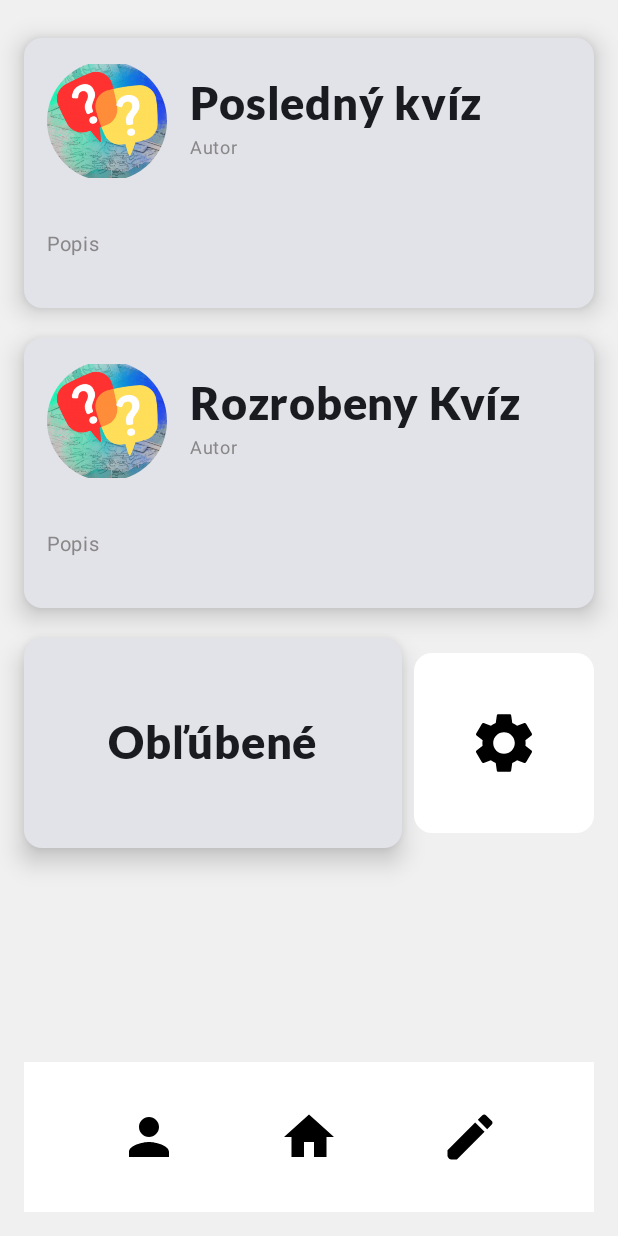
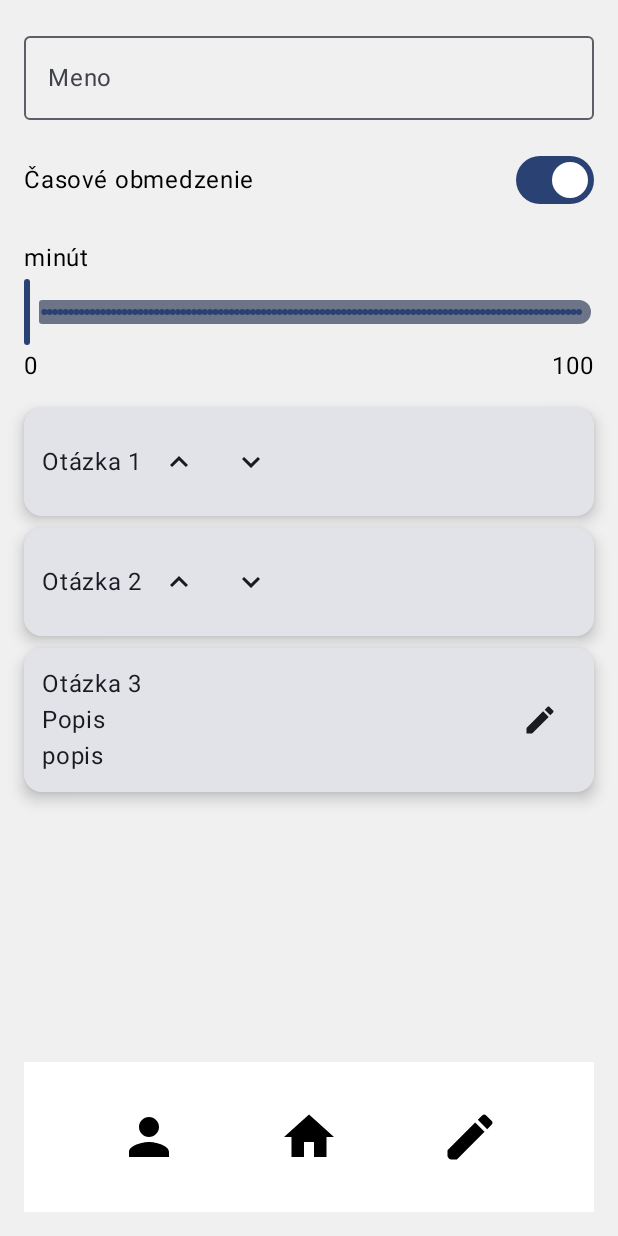
Before and after one commit to Baltazar3334/Semestralka_VAMZ, an Android app built with Jetpack Compose: the screen it shows after launch (MainActivity), after a tap on "Favorites", on a phone screen of 412 x 824 dp. Run offline under Robolectric (Android 15) with nearby library versions, the phone set to English and light mode, and no system bars.

Commit message:
vytvorene dalsie dve obrazovky edit a storage len template este nefunguju

```diff
--- /dev/null
+++ b/app/src/main/java/QuizScreen.kt
@@ -0,0 +1,140 @@
+import androidx.compose.foundation.background
+import androidx.compose.foundation.layout.Arrangement
+import androidx.compose.foundation.layout.Column
+import androidx.compose.foundation.layout.Row
+import androidx.compose.foundation.layout.fillMaxSize
+import androidx.compose.foundation.layout.fillMaxWidth
+import androidx.compose.foundation.layout.padding
+import androidx.compose.foundation.shape.RoundedCornerShape
+import androidx.compose.material.icons.Icons
+import androidx.compose.material.icons.filled.Edit
+import androidx.compose.material.icons.filled.KeyboardArrowDown
+import androidx.compose.material.icons.filled.KeyboardArrowUp
+import androidx.compose.material3.Card
+import androidx.compose.material3.CardDefaults
+import androidx.compose.material3.Icon
+import androidx.compose.material3.IconButton
+import androidx.compose.material3.OutlinedTextField
+import androidx.compose.material3.Slider
+import androidx.compose.material3.Switch
+import androidx.compose.material3.Text
+import androidx.compose.runtime.Composable
+import androidx.compose.ui.Alignment
+import androidx.compose.ui.Modifier
+import androidx.compose.ui.graphics.Color
+import androidx.compose.ui.unit.dp
+import com.example.semestralka_vamz.BottomNavigationBar
+
+@Composable
+fun CreateQuizScreen(onEditClick: () -> Unit, onHomeClick: () -> Unit, onStorageClick: () -> Unit) {
+    Column(
+        modifier = Modifier
+            .fillMaxSize()
+            .background(Color(0xFFF0F0F0))
+            .padding(16.dp),
+        verticalArrangement = Arrangement.SpaceBetween
+    ) {
+        Column(
+            verticalArrangement = Arrangement.spacedBy(16.dp)
+        ) {
+            // Meno
+            OutlinedTextField(
+                value = "",
+                onValueChange = {},
+                label = { Text("Meno") },
+                placeholder = { Text("...") },
+                modifier = Modifier.fillMaxWidth()
+            )
+
+            // Časové obmedzenie
+            Row(
+                verticalAlignment = Alignment.CenterVertically,
+                horizontalArrangement = Arrangement.SpaceBetween,
+                modifier = Modifier.fillMaxWidth()
+            ) {
+                Text("Časové obmedzenie")
+                Switch(checked = true, onCheckedChange = {})
+            }
+
+            // Slider na minúty
+            Column {
+                Text("minút")
+                Slider(
+                    value = 0f,
+                    onValueChange = {},
+                    valueRange = 0f..100f,
+                    steps = 100,
+                    modifier = Modifier.fillMaxWidth()
+                )
+                Row(
+                    modifier = Modifier.fillMaxWidth(),
+                    horizontalArrangement = Arrangement.SpaceBetween
+                ) {
+                    Text("0")
+                    Text("100")
+                }
+            }
+
+            // Otázky
+            Column(
+                verticalArrangement = Arrangement.spacedBy(8.dp)
+            ) {
+                QuestionItem("Otázka 1")
+                QuestionItem("Otázka 2")
+                QuestionItemWithDescription("Otázka 3", "Popis", "popis")
+            }
+        }
+
+        // Bottom navigation
+        BottomNavigationBar(onEditClick = onEditClick, onHomeClick = onHomeClick, onStorageClick = onStorageClick)
+    }
+}
+
+    @Composable
+fun QuestionItem(title: String) {
+    Card(
+        modifier = Modifier.fillMaxWidth(),
+        shape = RoundedCornerShape(12.dp),
+        elevation = CardDefaults.cardElevation(6.dp)
+    ) {
+        Row(
+            verticalAlignment = Alignment.CenterVertically,
+            modifier = Modifier.padding(12.dp)
+        ) {
+            Text(title)
+            IconButton(onClick = { /* Move up */ }) {
+                Icon(Icons.Default.KeyboardArrowUp, contentDescription = "Move up")
+            }
+            IconButton(onClick = { /* Delete */ }) {
+                Icon(Icons.Default.KeyboardArrowDown, contentDescription = "Delete")
+            }
+        }
+    }
+}
+
+@Composable
+fun QuestionItemWithDescription(title: String, popis1: String, popis2: String) {
+    Card(
+        modifier = Modifier.fillMaxWidth(),
+        shape = RoundedCornerShape(12.dp),
+        elevation = CardDefaults.cardElevation(6.dp)
+    ) {
+        Column(
+            modifier = Modifier.padding(12.dp)
+        ) {
+            Row(
+                verticalAlignment = Alignment.CenterVertically,
+                modifier = Modifier.fillMaxWidth()
+            ) {
+                Column(modifier = Modifier.weight(1f)) {
+                    Text(title)
+                    Text(popis1)
+                    Text(popis2)
+                }
+                IconButton(onClick = { /* Download */ }) {
+                    Icon(Icons.Default.Edit, contentDescription = "Download")
+                }
+            }
+        }
+    }
+}
--- a/app/src/main/java/com/example/semestralka_vamz/MainActivity.kt
+++ b/app/src/main/java/com/example/semestralka_vamz/MainActivity.kt
@@ -1,5 +1,7 @@
 package com.example.semestralka_vamz
 
+import CreateQuizScreen
+import QuizStorageScreen
 import android.os.Bundle
 import androidx.activity.ComponentActivity
 import androidx.activity.compose.setContent
@@ -11,21 +13,17 @@ import androidx.compose.foundation.layout.Box
 import androidx.compose.foundation.layout.Column
 import androidx.compose.foundation.layout.Row
 import androidx.compose.foundation.layout.Spacer
-import androidx.compose.foundation.layout.WindowInsets
 import androidx.compose.foundation.layout.fillMaxSize
 import androidx.compose.foundation.layout.fillMaxWidth
 import androidx.compose.foundation.layout.height
 import androidx.compose.foundation.layout.padding
 import androidx.compose.foundation.layout.size
-import androidx.compose.foundation.layout.systemBars
 import androidx.compose.foundation.layout.width
 import androidx.compose.foundation.shape.CircleShape
 import androidx.compose.foundation.shape.RoundedCornerShape
 import androidx.compose.material.icons.Icons
 import androidx.compose.material.icons.filled.Edit
-import androidx.compose.material.icons.filled.Favorite
 import androidx.compose.material.icons.filled.Home
-import androidx.compose.material.icons.filled.List
 import androidx.compose.material.icons.filled.Person
 import androidx.compose.material.icons.filled.Settings
 import androidx.compose.material3.Card
@@ -34,20 +32,22 @@ import androidx.compose.material3.Icon
 import androidx.compose.material3.IconButton
 import androidx.compose.material3.Text
 import androidx.compose.runtime.Composable
+import androidx.compose.runtime.getValue
+import androidx.compose.runtime.mutableStateOf
 import androidx.compose.runtime.remember
+import androidx.compose.runtime.setValue
 import androidx.compose.ui.Alignment
 import androidx.compose.ui.Modifier
 import androidx.compose.ui.draw.clip
 import androidx.compose.ui.graphics.Color
 import androidx.compose.ui.platform.LocalContext
-import androidx.compose.ui.platform.LocalDensity
 import androidx.compose.ui.res.painterResource
 import androidx.compose.ui.text.font.Font
 import androidx.compose.ui.text.font.FontFamily
+import androidx.compose.ui.text.font.FontWeight
 import androidx.compose.ui.unit.dp
 import androidx.compose.ui.unit.sp
 import com.example.semestralka_vamz.ui.theme.Semestralka_VAMZTheme
-import androidx.compose.ui.text.font.FontWeight
 
 val mainFont = FontFamily(
     Font(R.font.lato_black)
@@ -64,14 +64,32 @@ class MainActivity : ComponentActivity() {
         enableEdgeToEdge()
         setContent {
             Semestralka_VAMZTheme {
-                MenuScreen()
+                var currentScreen by remember { mutableStateOf("menu") }
+
+                when (currentScreen) {
+                    "menu" -> MenuScreen(
+                        onEditClick = { currentScreen = "createQuiz" },
+                        onHomeClick = { currentScreen = "menu" },
+                        onStorageClick = {currentScreen = "storage"}
+                    )
+                    "createQuiz" -> CreateQuizScreen(
+                        onHomeClick = { currentScreen = "menu" },
+                        onEditClick = { currentScreen = "createQuiz" },
+                        onStorageClick = {currentScreen = "storage"}
+                    )
+                    "storage" -> QuizStorageScreen(
+                        onHomeClick = { currentScreen = "menu" },
+                        onEditClick = { currentScreen = "createQuiz" },
+                        onStorageClick = { currentScreen = "storage" }
+                    )
+                }
             }
         }
     }
 }
 
 @Composable
-fun MenuScreen() {
+fun MenuScreen(onEditClick: () -> Unit, onHomeClick: () -> Unit, onStorageClick: () -> Unit) {
 
     Column(
         modifier = Modifier
@@ -111,7 +129,7 @@ fun MenuScreen() {
             }
         }
 
-        BottomNavigationBar()
+        BottomNavigationBar(onEditClick = onEditClick, onHomeClick = onHomeClick, onStorageClick = onStorageClick)
     }
 }
 
@@ -192,7 +210,7 @@ fun MenuCard(title: String, modifier: Modifier = Modifier, height: Int, width: I
 }
 
 @Composable
-fun BottomNavigationBar() {
+fun BottomNavigationBar(onEditClick: () -> Unit, onHomeClick: () -> Unit, onStorageClick: () -> Unit) {
     Row(
         modifier = Modifier
             .width(400.dp)
@@ -201,7 +219,7 @@ fun BottomNavigationBar() {
         horizontalArrangement = Arrangement.SpaceEvenly,
         verticalAlignment = Alignment.CenterVertically
     ) {
-        IconButton(onClick = { /* do something */ }) {
+        IconButton(onClick = { onStorageClick() }) {
             Icon(
                 Icons.Default.Person,
                 contentDescription = "Documents",
@@ -209,14 +227,14 @@ fun BottomNavigationBar() {
 
             )
         }
-        IconButton(onClick = { /* do something */ }) {
+        IconButton(onClick = { onHomeClick() }) {
             Icon(
                 Icons.Default.Home,
                 contentDescription = "Home",
                 modifier = Modifier.size(48.dp)
             )
         }
-        IconButton(onClick = { /* do something */ }) {
+        IconButton(onClick = { onEditClick() }) {
             Icon(
                 Icons.Default.Edit,
                 contentDescription = "Favorites",
```
Also changed, not shown: app/src/main/java/HomeScreen.kt (deleted, +0 -11 lines), app/src/main/java/QuizStorageScreen.kt (added, +86 -0 lines).
